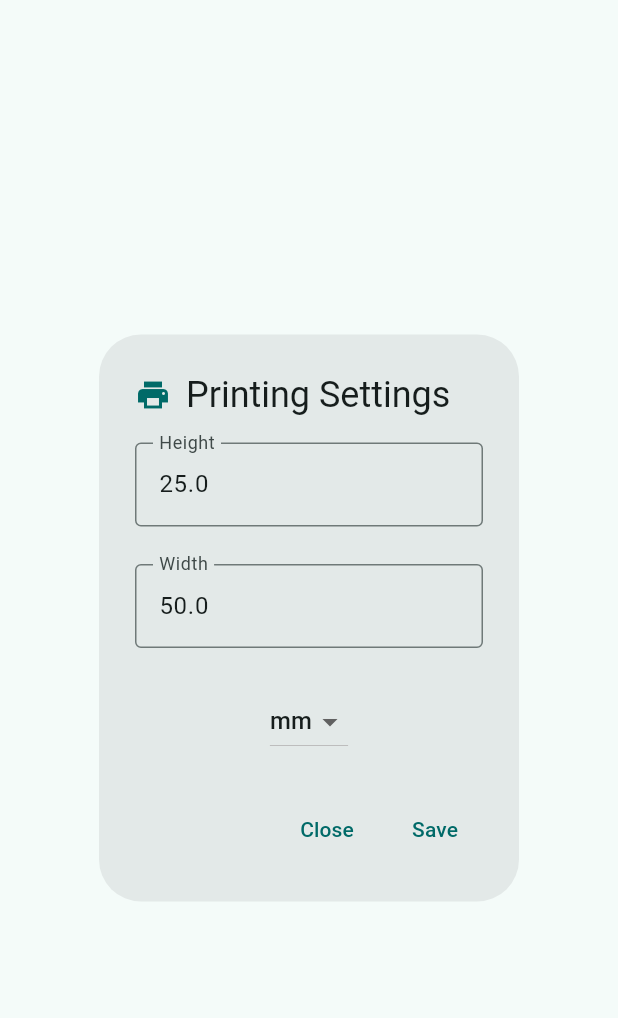
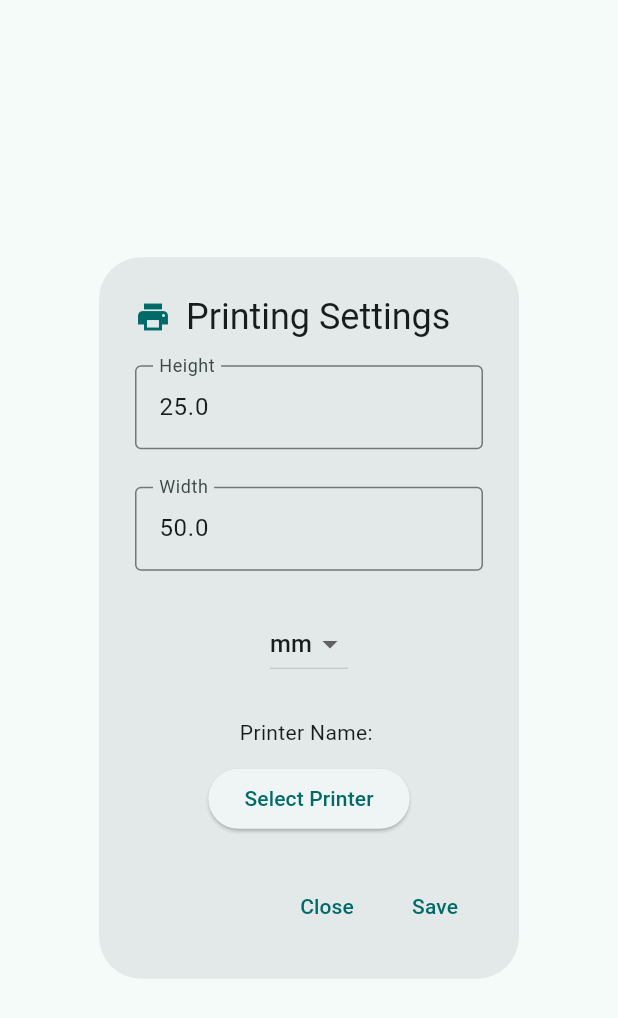
Before and after one commit to MiDev7/booking_app, a Flutter app: the PrintSettingsDialog widget shown alone on an empty page, opened directly, on a phone screen of 412 x 824 dp. Shown: the top 1018 px of the screen. Run offline on Flutter 3.47's test engine with Material 3 defaults, Android fonts, the phone set to English and light mode, and no system bars; our stand-ins replace file_picker, flutter_colorpicker, pdf, printing, shared_preferences, sqflite and 1 more; missing offline and left inert: window_manager; accounts and stored records are empty.

Commit message:
Feat: Add printer selection

```diff
--- a/lib/providers/print_provider.dart
+++ b/lib/providers/print_provider.dart
@@ -8,9 +8,13 @@ class PrintProvider extends ChangeNotifier {
 
   double _unit = PdfPageFormat.mm;
 
+  String _printer = "";
+
   double get widthPrintingLabel => _widthPrintingLabel;
   double get heightPrintingLabel => _heightPrintingLabel;
   double get unit => _unit;
+
+  String get printer => _printer;
 
   PrintProvider() {
     _loadPrintingLabelDimensions();
@@ -20,6 +24,7 @@ class PrintProvider extends ChangeNotifier {
     final prefs = await SharedPreferences.getInstance();
     _widthPrintingLabel = prefs.getDouble('widthPrintingLabel') ?? 50.0;
     _heightPrintingLabel = prefs.getDouble('heightPrintingLabel') ?? 25.0;
+    _printer = prefs.getString('printer') ?? "";
     _unit = prefs.getDouble('unit') ?? PdfPageFormat.mm;
     notifyListeners();
   }
@@ -69,4 +74,13 @@ class PrintProvider extends ChangeNotifier {
     });
     notifyListeners();
   }
+
+  void setPrinter(String printerName) {
+    _printer = printerName;
+    final prefs = SharedPreferences.getInstance();
+    prefs.then((prefs) {
+      prefs.setString('printer', printerName);
+    });
+    notifyListeners();
+  }
 }
--- a/lib/screens/home_screen.dart
+++ b/lib/screens/home_screen.dart
@@ -233,7 +233,17 @@ class _HomeScreenState extends State<HomeScreen> with RouteAware {
     });
   }
 
-  //* Navigate to Edit Appointment Screen
+  // * Return printer from string
+  Future<Printer?> getPrinter(String printerName) async {
+    final List<Printer> printers = await Printing.listPrinters();
+
+    try {
+      return printers.firstWhere((printer) => printer.name == printerName);
+    } catch (e) {
+      print(e);
+      return null;
+    }
+  }
 
   //* Builds a booking cell that displays the booked count or a Book button.
   Widget _buildBookingCell(DateTime day, String timeSlot, String location) {
@@ -390,7 +400,8 @@ class _HomeScreenState extends State<HomeScreen> with RouteAware {
                                       date: formattedDate,
                                       time: timeSlot,
                                       location: Util.formatLocation(
-                                          Provider.of<LocationProvider>(context, listen: false)
+                                          Provider.of<LocationProvider>(context,
+                                                  listen: false)
                                               .selectedLocation))));
                             },
                             icon:
--- a/lib/services/pdf_appointment.dart
+++ b/lib/services/pdf_appointment.dart
@@ -77,7 +77,7 @@ class PdfAppointment {
       mainAxisAlignment: MainAxisAlignment.start,
       children: [
         Text(
-            'Appointment ${Util.dayName(date.weekday)} ${date.day}/${date.month}/${date.year}',
+            'Appointment ${Util.dayName(date.weekday)} ${date.weekday} ${date.day}/${date.month}/${date.year}',
             style: TextStyle(fontSize: 24, fontWeight: FontWeight.bold)),
         Container(
           child: Text(
--- a/lib/widgets/print_settings_dialog.dart
+++ b/lib/widgets/print_settings_dialog.dart
@@ -2,6 +2,7 @@ import 'package:booking_app/providers/print_provider.dart';
 import 'package:flutter/material.dart';
 import 'package:provider/provider.dart';
 import 'package:pdf/pdf.dart';
+import 'package:printing/printing.dart';
 
 class PrintSettingsDialog extends StatefulWidget {
   const PrintSettingsDialog({super.key});
@@ -77,6 +78,24 @@ class _PrintSettingsDialogState extends State<PrintSettingsDialog> {
                 );
               },
             ),
+
+            const SizedBox(
+              height: 25,
+            ),
+            Text(
+                "Printer Name: ${Provider.of<PrintProvider>(context).printer}"),
+
+            const SizedBox(
+              height: 10,
+            ),
+            ElevatedButton(
+              onPressed: () async {
+                final Printer? printer =
+                    await Printing.pickPrinter(context: context);
+                Provider.of<PrintProvider>(context).setPrinter(printer!.name);
+              },
+              child: Text("Select Printer"),
+            )
           ],
         ),
       ),
```
